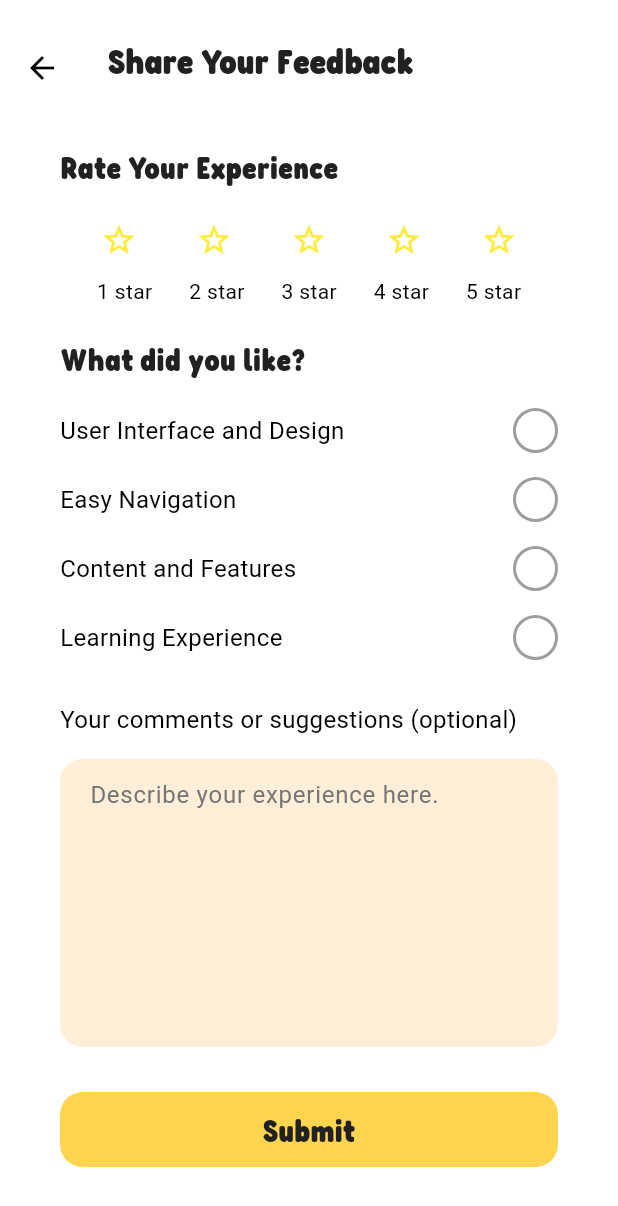
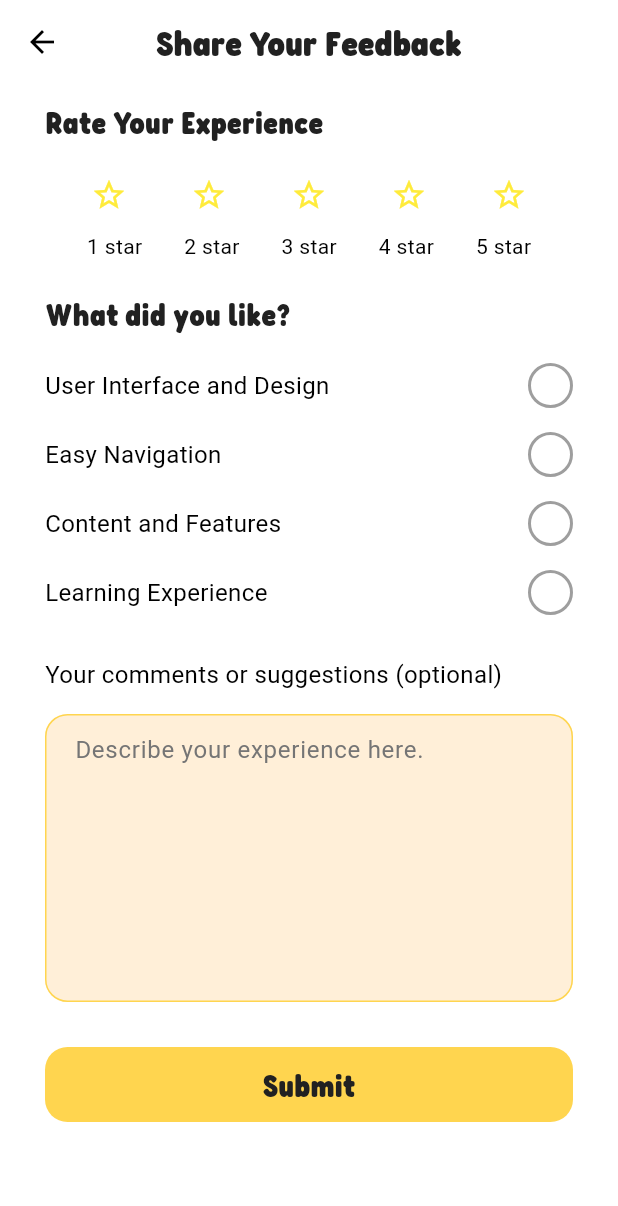
Before and after one commit to zipypie/revised_taga-cuyo, a Flutter app: the FeedbackScreen screen opened directly, on a phone screen of 412 x 824 dp. Shown: the top 1206 px of the screen. Run offline on Flutter 3.47's test engine with Material 3 defaults, Android fonts, the phone set to English and light mode, and no system bars; our stand-ins replace curved_navigation_bar, firebase_core, flutter_carousel_widget, image_picker; accounts and stored records are empty.

Commit message:
Implemented updated UI design for udpate profile screen.

```diff
--- a/lib/core/common_widgets/big_textfield.dart
+++ b/lib/core/common_widgets/big_textfield.dart
@@ -19,19 +19,29 @@ class BigTextfield extends StatelessWidget {
   Widget build(BuildContext context) {
     return TextField(
       controller: controller,
+      cursorColor: AppColors.primary, // Set the cursor color
+      enableInteractiveSelection: false, // Disable selection
       decoration: InputDecoration(
         filled: true,
         fillColor: AppColors.secondaryBackground,
         hintText: hintText,
         hintStyle: TextStyle(color: Colors.grey.shade600),
         border: OutlineInputBorder(
-            borderRadius: BorderRadius.circular(15),
-            borderSide: BorderSide.none),
+          borderRadius: BorderRadius.circular(15),
+          borderSide: BorderSide.none,
+        ),
         focusedBorder: OutlineInputBorder(
           borderRadius: BorderRadius.circular(15),
           borderSide: BorderSide(
             color: AppColors.primary,
             width: 2,
+          ),
+        ),
+        enabledBorder: OutlineInputBorder(
+          borderRadius: BorderRadius.circular(15),
+          borderSide: BorderSide(
+            color: AppColors.primary,
+            width: 1,
           ),
         ),
         contentPadding: EdgeInsets.symmetric(vertical: 12, horizontal: 16),
--- a/lib/core/constants/colors.dart
+++ b/lib/core/constants/colors.dart
@@ -10,11 +10,11 @@ class AppColors {
   static const Color correct = Color(0xFF88E9A3);
   static const Color wrong = Color(0xFFF90909);
   static const Color accentColor = Color.fromARGB(255, 133, 188, 250);
+  static const Color grey = Color.fromARGB(255, 122, 122, 122);
 }
 
 class CustomColors {
-  static const Color userAvatar = Color.fromARGB(255, 78, 71, 71);
-
+  static const Color userAvatar = Color.fromARGB(255, 189, 189, 189);
   //colors for progress
   static const Color p1c = Color.fromARGB(255, 255, 100, 62);
   static const Color p2c = Color(0xFFFFD54F); // Primary Yellow
--- a/lib/core/constants/fonts.dart
+++ b/lib/core/constants/fonts.dart
@@ -12,13 +12,6 @@ class AppFonts {
 }
 
 class TextStyles {
-  //for small heading
-  static const TextStyle h3bLilita = TextStyle(
-    fontFamily: AppFonts.lilitaOne,
-    fontSize: 18,
-    color: AppColors.titleColor,
-  );
-
   static const TextStyle h1b = TextStyle(
     fontFamily: AppFonts.fcb,
     fontSize: 24,
@@ -46,7 +39,7 @@ class TextStyles {
   static const TextStyle h3b = TextStyle(
     fontFamily: AppFonts.fcb,
     fontSize: 18,
-    color: Color.fromARGB(255, 71, 71, 71),
+    color: Color.fromARGB(255, 47, 47, 47),
   );
 
   static const TextStyle buttonLight = TextStyle(
--- a/lib/core/models/user_model.dart
+++ b/lib/core/models/user_model.dart
@@ -1,61 +1,44 @@
-// ignore_for_file: public_member_api_docs, sort_constructors_first
-import 'dart:convert';
+class User {
+  final String uid;
+  final String firstName;
+  final String lastName;
+  final String email;
+  final String gender;
+  final int age;
+  final String? profileImage;
 
-class User {
-  String uid;
-  String firstName;
-  String lastName;
   User({
     required this.uid,
     required this.firstName,
     required this.lastName,
+    required this.email,
+    required this.gender,
+    required this.age,
+    this.profileImage,
   });
-  User copyWith({
-    String? uid,
-    String? firstName,
-    String? lastName,
-  }) {
+
+  // Factory constructor for Firestore data
+  factory User.fromFirestore(String uid, Map<String, dynamic> data) {
     return User(
-      uid: uid ?? this.uid,
-      firstName: firstName ?? this.firstName,
-      lastName: lastName ?? this.lastName,
+      uid: uid,
+      firstName: data['firstName'] ?? '',
+      lastName: data['lastName'] ?? '',
+      email: data['email'] ?? '',
+      gender: data['gender'] ?? '',
+      age: data['age'] ?? 0,
+      profileImage: data['profileImage'],
     );
   }
 
-  Map<String, dynamic> toMap() {
-    return <String, dynamic>{
-      'uid': uid,
+  // Firestore-compatible map
+  Map<String, dynamic> toFirestore() {
+    return {
       'firstName': firstName,
       'lastName': lastName,
+      'email': email,
+      'gender': gender,
+      'age': age,
+      'profileImage': profileImage,
     };
   }
-
-  factory User.fromMap(Map<String, dynamic> map) {
-    return User(
-      uid: map['uid'] as String,
-      firstName: map['firstName'] as String,
-      lastName: map['lastName'] as String,
-    );
-  }
-
-  String toJson() => json.encode(toMap());
-
-  factory User.fromJson(String source) =>
-      User.fromMap(json.decode(source) as Map<String, dynamic>);
-
-  @override
-  String toString() =>
-      'User(uid: $uid, firstName: $firstName, lastName: $lastName)';
-
-  @override
-  bool operator ==(covariant User other) {
-    if (identical(this, other)) return true;
-
-    return other.uid == uid &&
-        other.firstName == firstName &&
-        other.lastName == lastName;
-  }
-
-  @override
-  int get hashCode => uid.hashCode ^ firstName.hashCode ^ lastName.hashCode;
 }
--- a/lib/presentation/home/home_screen.dart
+++ b/lib/presentation/home/home_screen.dart
@@ -51,7 +51,7 @@ class HomeScreen extends StatelessWidget {
             SizedBox(
               width: width * 0.72,
               child: Text(
-                'Welcome to\nTaga-Cuyo App', // Use \n to break the line
+                'Welcome to Taga-Cuyo App', // Use \n to break the line
                 style: TextStyle(
                   fontFamily: AppFonts.fcb,
                   fontSize: 24,
--- a/lib/presentation/profile/feedback/feedback_screen.dart
+++ b/lib/presentation/profile/feedback/feedback_screen.dart
@@ -15,38 +15,64 @@ class FeedbackScreenState extends State<FeedbackScreen> {
   int _rating = 0;
   final List<bool> _selectedOptions = [false, false, false, false];
   final TextEditingController _commentController = TextEditingController();
+  final List<String> optionTitles = [
+    'User Interface and Design',
+    'Easy Navigation',
+    'Content and Features',
+    'Learning Experience'
+  ];
 
   @override
   Widget build(BuildContext context) {
     return Scaffold(
       appBar: AppBar(
-        title: const Padding(
-          padding: EdgeInsets.only(top: 25),
-          child: Text(
+        title: Text(
           'Share Your Feedback',
           style: TextStyles.h1b,
         ),
-        ),
-        leading: Padding(
-          padding: const EdgeInsets.only(top: 25),
-          child: IconButton(
-            icon: const Icon(Icons.arrow_back),
-            onPressed: () {
-              Navigator.pop(context);
-            },
-          ),
-        ),
+        centerTitle: true,
       ),
       body: SingleChildScrollView(
-        padding: const EdgeInsets.all(40.0),
+        padding: const EdgeInsets.symmetric(vertical: 10, horizontal: 30),
         child: Column(
           crossAxisAlignment: CrossAxisAlignment.start,
           children: [
-            const Text(
-              'Rate Your Experience',
-              style: TextStyles.h2b,
+            const Text('Rate Your Experience', style: TextStyles.h2b),
+            const SizedBox(height: 10),
+            _buildRatingRow(),
+            const SizedBox(height: 20),
+            const Text('What did you like?', style: TextStyles.h2b),
+            const SizedBox(height: 10),
+            _buildOptionsList(),
+            const SizedBox(height: 20),
+            const Text('Your comments or suggestions (optional)',
+                style: TextStyle(fontSize: 16)),
+            const SizedBox(height: 15),
+            BigTextfield(
+              controller: _commentController,
+              hintText: 'Describe your experience here.',
+              maxLines: 7,
+              keyboardType: TextInputType.multiline,
             ),
-            const SizedBox(height: 10),
+            const SizedBox(height: 20),
+            Center(
+              child: CustomButton(
+                onTab: () async {
+                  // await _submitFeedback();
+                },
+                text: 'Submit',
+              ),
+            ),
+          ],
+        ),
+      ),
+    );
+  }
+
+  // Refactored Rating Row to avoid repeating code
+  Widget _buildRatingRow() {
+    return Column(
+      children: [
         Row(
           mainAxisAlignment: MainAxisAlignment.spaceEvenly,
           children: List.generate(5, (index) {
@@ -69,77 +95,25 @@ class FeedbackScreenState extends State<FeedbackScreen> {
             return Text('${index + 1} star');
           }),
         ),
-            const SizedBox(height: 20),
-            const Text(
-              'What did you like?',
-              style: TextStyles.h2b,
-            ),
-            const SizedBox(height: 10),
-            // Now calling the CustomOption widget
-            CustomOption(
-              title: 'User Interface and Design',
-              index: 0,
-              isSelected: _selectedOptions[0],
+      ],
+    );
+  }
+
+  // Dynamically generate the options list
+  Widget _buildOptionsList() {
+    return Column(
+      children: List.generate(optionTitles.length, (index) {
+        return CustomOption(
+          title: optionTitles[index],
+          index: index,
+          isSelected: _selectedOptions[index],
           onTap: () {
             setState(() {
-                  _selectedOptions[0] = !_selectedOptions[0];
+              _selectedOptions[index] = !_selectedOptions[index];
             });
           },
-            ),
-            CustomOption(
-              title: 'Easy Navigation',
-              index: 1,
-              isSelected: _selectedOptions[1],
-              onTap: () {
-                setState(() {
-                  _selectedOptions[1] = !_selectedOptions[1];
-                });
-              },
-            ),
-            CustomOption(
-              title: 'Content and Features',
-              index: 2,
-              isSelected: _selectedOptions[2],
-              onTap: () {
-                setState(() {
-                  _selectedOptions[2] = !_selectedOptions[2];
-                });
-              },
-            ),
-            CustomOption(
-              title: 'Learning Experience',
-              index: 3,
-              isSelected: _selectedOptions[3],
-              onTap: () {
-                setState(() {
-                  _selectedOptions[3] = !_selectedOptions[3];
-                });
-              },
-            ),
-            const SizedBox(height: 20),
-            const Text(
-              'Your comments or suggestions (optional)',
-              style: TextStyle(fontSize: 16),
-            ),
-            const SizedBox(height: 15),
-            BigTextfield(
-              controller: _commentController,
-              hintText: 'Describe your experience here.',
-              maxLines: 7,
-              keyboardType: TextInputType.multiline,
-            ),
-            const SizedBox(height: 20),
-            Center(
-              child: CustomButton(
-                onTab: () async {
-                  // await _submitFeedback();
-                },
-                text: 'Submit',
-              ),
-            ),
-          ],
-        ),
-      ),
+        );
+      }),
     );
   }
 }
--- a/lib/presentation/profile/submit_ticket/submit_ticket_screen.dart
+++ b/lib/presentation/profile/submit_ticket/submit_ticket_screen.dart
@@ -37,10 +37,11 @@ class _SubmitTicketScreenState extends State<SubmitTicketScreen> {
     return Scaffold(
       appBar: AppBar(
         title: const Text('Submit a Ticket', style: TextStyles.h1b),
+        centerTitle: true,
       ),
       body: SingleChildScrollView(
         child: Padding(
-          padding: const EdgeInsets.all(30.0),
+          padding: const EdgeInsets.symmetric(vertical: 10, horizontal: 30),
           child: Column(
             crossAxisAlignment: CrossAxisAlignment.start,
             children: [
--- a/lib/presentation/translator/translator_screen.dart
+++ b/lib/presentation/translator/translator_screen.dart
@@ -108,7 +108,7 @@ class _TranslatorScreenState extends State<TranslatorScreen> {
           children: [
             Text(
               languagePair.language1,
-              style: TextStyles.h3bLilita,
+              style: TextStyles.h3b,
             ),
             TextField(
               controller: _inputController,
@@ -163,7 +163,7 @@ class _TranslatorScreenState extends State<TranslatorScreen> {
           children: [
             Text(
               languagePair.language2,
-              style: TextStyles.h3bLilita,
+              style: TextStyles.h3b,
             ),
             TextField(
               controller: _outputController,
```
Also changed, not shown: lib/core/common_widgets/textfield.dart (+4 -3 lines), lib/core/common_widgets/textfield_with_icon.dart (added, +90 -0 lines), lib/presentation/profile/change_password/change_password_screen.dart (+58 -54 lines), lib/presentation/profile/update_profile/update_profile_screen.dart (+105 -2 lines), lib/core/api/translate_api.dart (renamed from lib/core/config/translate_api.dart), lib/core/common_widgets/password_textfield.dart (renamed from lib/core/common_widgets/pass_textfield.dart). Lines whose indentation alone changed are shown as unchanged.
